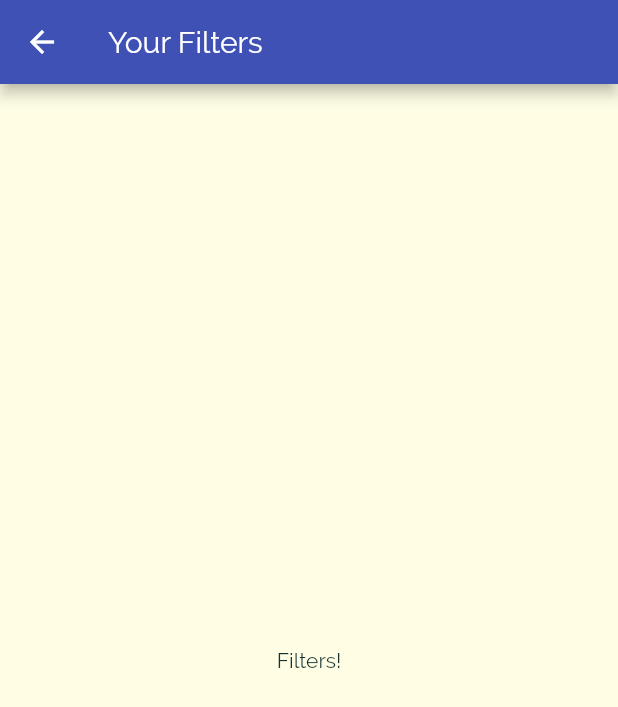
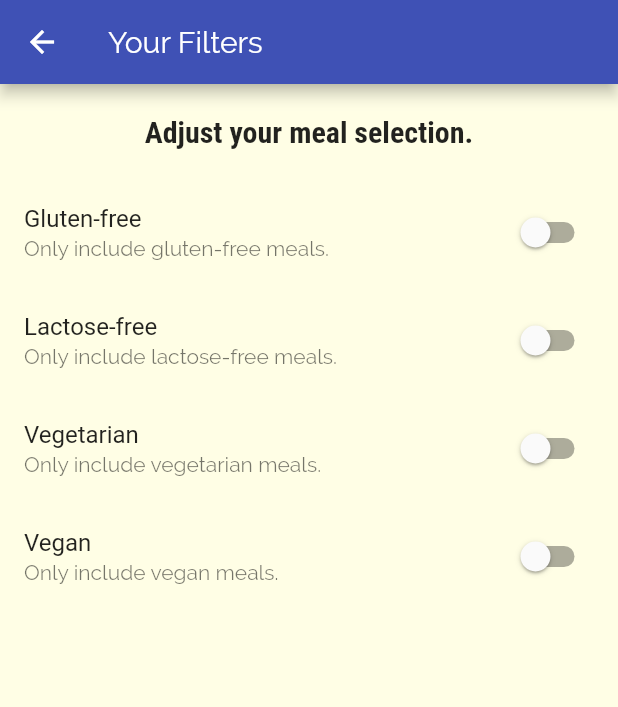
Before and after one commit to aospiridonov/flutter_meals, a Flutter app: the FiltersScreen screen opened by its route, on a phone screen of 412 x 824 dp. Shown: the top 707 px of the screen. Run offline on Flutter 3.47's test engine with Material 2 defaults, Android fonts, the phone set to English and light mode, and no system bars.

Commit message:
add filter switchers

```diff
--- a/lib/screens/filters_screen.dart
+++ b/lib/screens/filters_screen.dart
@@ -1,8 +1,29 @@
 import 'package:flutter/material.dart';
 import 'package:flutter_meals/widgets/main_drawer.dart';
 
-class FiltersScreen extends StatelessWidget {
+class FiltersScreen extends StatefulWidget {
   static const routeName = '/filters';
+
+  @override
+  _FiltersScreenState createState() => _FiltersScreenState();
+}
+
+class _FiltersScreenState extends State<FiltersScreen> {
+  bool _glutenFree = false;
+  bool _vegan = false;
+  bool _vegetarian = false;
+  bool _lactoseFree = false;
+
+  Widget _buildSwitchListTile(String title, String description,
+      bool currentValue, Function updateValue) {
+    return SwitchListTile(
+      title: Text(title),
+      subtitle: Text(description),
+      value: currentValue,
+      onChanged: updateValue,
+    );
+  }
+
   @override
   Widget build(BuildContext context) {
     return Scaffold(
@@ -10,8 +31,62 @@ class FiltersScreen extends StatelessWidget {
         title: Text('Your Filters'),
       ),
       //drawer: MainDrawer(),
-      body: Center(
-        child: Text('Filters!'),
+      body: Column(
+        children: [
+          Container(
+            padding: EdgeInsets.all(20.0),
+            child: Text(
+              'Adjust your meal selection.',
+              style: Theme.of(context).textTheme.headline6,
+            ),
+          ),
+          Expanded(
+            child: ListView(
+              children: [
+                _buildSwitchListTile(
+                  'Gluten-free',
+                  'Only include gluten-free meals.',
+                  _glutenFree,
+                  (newValue) {
+                    setState(() {
+                      _glutenFree = newValue;
+                    });
+                  },
+                ),
+                _buildSwitchListTile(
+                  'Lactose-free',
+                  'Only include lactose-free meals.',
+                  _lactoseFree,
+                  (newValue) {
+                    setState(() {
+                      _lactoseFree = newValue;
+                    });
+                  },
+                ),
+                _buildSwitchListTile(
+                  'Vegetarian',
+                  'Only include vegetarian meals.',
+                  _vegetarian,
+                  (newValue) {
+                    setState(() {
+                      _vegetarian = newValue;
+                    });
+                  },
+                ),
+                _buildSwitchListTile(
+                  'Vegan',
+                  'Only include vegan meals.',
+                  _vegan,
+                  (newValue) {
+                    setState(() {
+                      _vegan = newValue;
+                    });
+                  },
+                ),
+              ],
+            ),
+          )
+        ],
       ),
     );
   }
```
